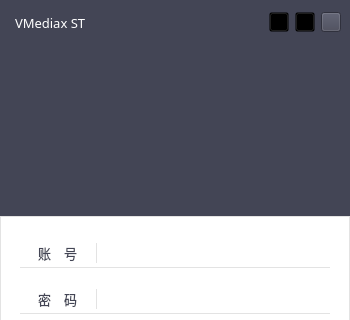
This is SoftTerminal/forms/STLogin.ui in sunpu/softterminal as Qt 5 draws it before an edit; both pictures show x 0 to 350 and y 0 to 320 of the 350 by 480 pixel window. The edited form follows.
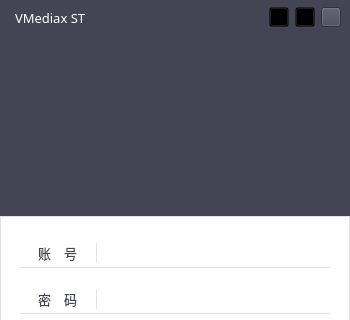
This is the edited form. Icons and pictures are not drawn. Custom widgets are drawn as their Qt base class.

The edit to the form file:
```diff
--- a/SoftTerminal/forms/STLogin.ui
+++ b/SoftTerminal/forms/STLogin.ui
@@ -70,13 +70,13 @@
         <property name="minimumSize">
          <size>
           <width>0</width>
-          <height>45</height>
+          <height>35</height>
          </size>
         </property>
         <property name="maximumSize">
          <size>
           <width>16777215</width>
-          <height>45</height>
+          <height>35</height>
          </size>
         </property>
         <property name="styleSheet">
```
